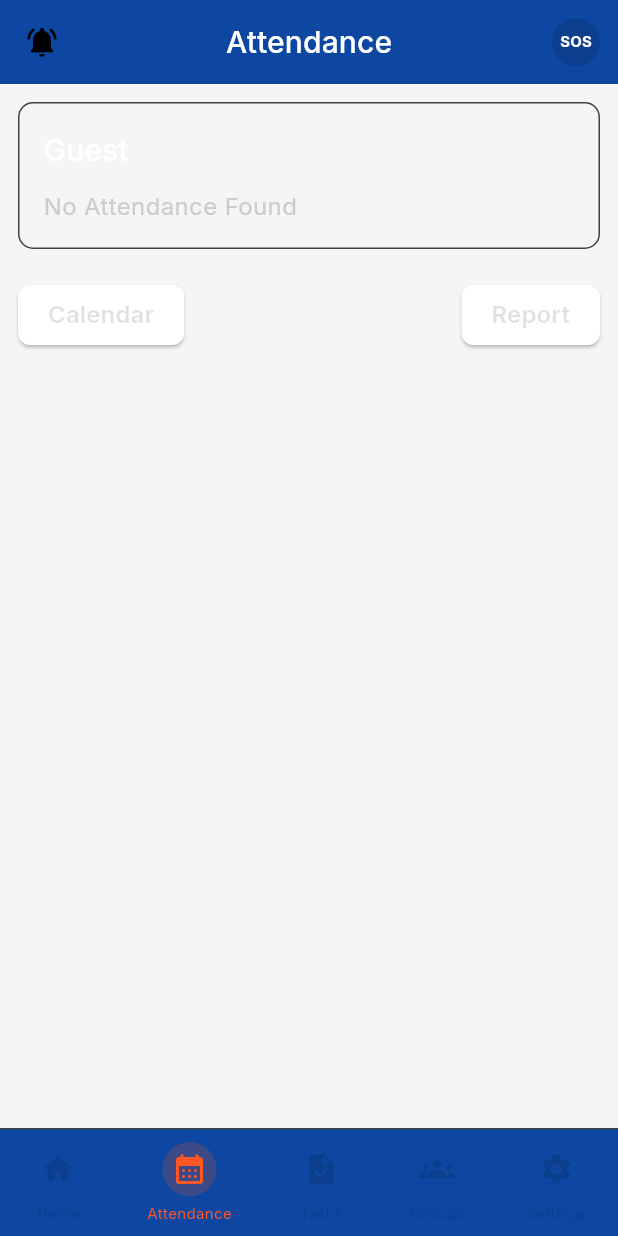
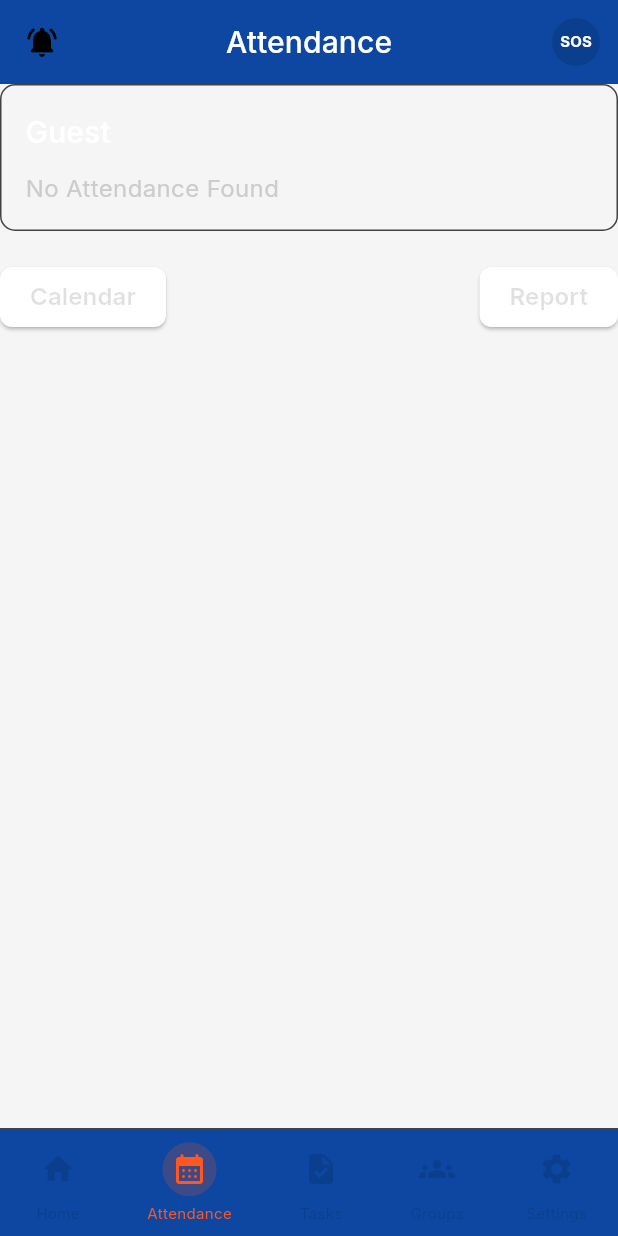
Before and after one commit to CodingXWizards/gailtrack, a Flutter app: the Home screen opened by its route, item 2 of the bottom bar chosen, on a phone screen of 412 x 824 dp. Run offline on Flutter 3.47's test engine with Material 3 defaults, Android fonts, the light colour scheme and no system bars; our stand-ins replace connectivity_plus, firebase_auth, firebase_core, flutter_dotenv, flutter_local_notifications, flutter_secure_storage and 7 more; missing offline and left inert: mapbox_maps_flutter; accounts and stored records are empty; network calls fail.

Commit message:
a lot of fixes

```diff
--- a/lib/screens/calendar/index.dart
+++ b/lib/screens/calendar/index.dart
@@ -37,7 +37,7 @@ class _CalendarState extends State<Calendar> {
       },
       {
         "label": "Check-Out",
-        "value": latestWorking.checkOut.substring(0, 5),
+        "value": latestWorking.checkOut?.substring(0, 5) ?? "---",
       },
       {
         "label": "Working Hours",
--- a/lib/screens/home/index.dart
+++ b/lib/screens/home/index.dart
@@ -25,21 +25,52 @@ class Home extends StatefulWidget {
 class _HomeState extends State<Home> {
   final _storage = const FlutterSecureStorage();
   bool isSignedIn = false;
-  bool isCheckingAuth = true; // Added to track loading state
+  bool isCheckingAuth = true;
 
   int _currentTabIndex = 0;
   final PageController _pageController = PageController();
-  final List<Widget> _tabs = [
-    const HomeTab(),
-    const Attendance(),
-    const Tasks(),
-    const People(),
-    const More()
-  ];
+  final Map<int, Widget> _loadedTabs = {};
+
+  final Map<int, Future<Widget>> _tabs = {
+    0: Future.value(const HomeTab()),
+    1: Future.value(const Attendance()),
+    2: Future.value(const Tasks()),
+    3: Future.value(const People()),
+    4: Future.value(const More()),
+  };
 
   void _onTap(int index) {
-    //* Triggers Page Change and applies animation
+    setState(() {
+      _currentTabIndex = index;
+    });
     _pageController.jumpToPage(index);
+  }
+
+  Future<Widget> _loadTabContent(int index) async {
+    // Simulate sideloading with a delay or actual API call
+    await Future.delayed(const Duration(seconds: 1));
+    return _tabs[index]!;
+  }
+
+  Widget _getTabContent(int index) {
+    if (_loadedTabs.containsKey(index)) {
+      return _loadedTabs[index]!;
+    } else {
+      return FutureBuilder<Widget>(
+        future: _loadTabContent(index),
+        builder: (context, snapshot) {
+          if (snapshot.connectionState == ConnectionState.waiting) {
+            return const Center(child: CircularProgressIndicator());
+          } else if (snapshot.hasError) {
+            return Center(child: Text('Error loading tab: ${snapshot.error}'));
+          } else {
+            final tab = snapshot.data!;
+            _loadedTabs[index] = tab;
+            return tab;
+          }
+        },
+      );
+    }
   }
 
   @override
@@ -54,15 +85,12 @@ class _HomeState extends State<Home> {
 
     WidgetsBinding.instance.addPostFrameCallback((_) async {
       Provider.of<UserProvider>(context, listen: false).loadData();
-
       Provider.of<WorkingProvider>(context, listen: false).loadWorking();
-
       Provider.of<RequestProvider>(context, listen: false).loadRequests();
 
       final taskProvider = Provider.of<TaskProvider>(context, listen: false);
       taskProvider.loadtasks();
 
-      print("ehllo");
       final webSocketService = TaskWebSocketService();
       webSocketService.setTaskProvider(taskProvider);
       webSocketService.connect();
@@ -79,13 +107,12 @@ class _HomeState extends State<Home> {
       if (authenticated) {
         setState(() {
           isSignedIn = true;
-          isCheckingAuth = false; // Stop the loading state
+          isCheckingAuth = false;
         });
         return;
       }
     }
 
-    // If not authenticated or auth fails
     setState(() {
       isCheckingAuth = false;
     });
@@ -99,20 +126,9 @@ class _HomeState extends State<Home> {
 
   @override
   Widget build(BuildContext context) {
-    // Loading indicator while checking authentication
     if (isCheckingAuth) {
-      return const Center(
-        child: CircularProgressIndicator(),
-      );
+      return const Center(child: CircularProgressIndicator());
     }
-
-    // final userProvider = Provider.of<UserProvider>(context);
-
-    // // Handle loading, error, and data-fetching logic inline
-    // if (userProvider.isLoading) {
-    //   return const Center(
-    //       child: CircularProgressIndicator(color: Colors.white));
-    // }
 
     return Scaffold(
       appBar: AppBar(
@@ -124,10 +140,11 @@ class _HomeState extends State<Home> {
                   ? "Attendance"
                   : _currentTabIndex == 2
                       ? "Tasks"
-                        : _currentTabIndex == 31
+                      : _currentTabIndex == 3
                           ? "People"
                           : "More",
-            style: Theme.of(context).textTheme.titleSmall),
+          style: Theme.of(context).textTheme.titleSmall,
+        ),
         leading: const Icon(Icons.notifications_active_rounded),
         actions: [
           InkWell(
@@ -143,26 +160,18 @@ class _HomeState extends State<Home> {
               ),
             ),
           ),
-          const SizedBox(width: 12)
+          const SizedBox(width: 12),
         ],
       ),
-      body: PageView(
+      body: PageView.builder(
         controller: _pageController,
+        itemCount: _tabs.length,
         onPageChanged: (index) {
           setState(() {
             _currentTabIndex = index;
           });
         },
-        children: _tabs
-            .map(
-              (tab) => SingleChildScrollView(
-                child: Padding(
-                  padding: const EdgeInsets.all(12.0),
-                  child: tab,
-                ),
-              ),
-            )
-            .toList(),
+        itemBuilder: (context, index) => _getTabContent(index),
       ),
       bottomNavigationBar: BottomNavigation(
         currentTabIndex: _currentTabIndex,
--- a/lib/screens/home/tabs/attendance/index.dart
+++ b/lib/screens/home/tabs/attendance/index.dart
@@ -21,7 +21,8 @@ class _AttendanceState extends State<Attendance> {
     User user = Provider.of<UserProvider>(context).user;
     List<Working> workingList = Provider.of<WorkingProvider>(context).working;
 
-    return Column(
+    return SingleChildScrollView(
+      child: Column(
         children: [
           BoxContainer(
             width: MediaQuery.of(context).size.width,
@@ -47,17 +48,21 @@ class _AttendanceState extends State<Attendance> {
                           Row(
                             mainAxisAlignment: MainAxisAlignment.spaceBetween,
                             children: [
-                            Text(working.checkIn.substring(0, 5),
-                                style: Theme.of(context).textTheme.titleMedium),
-                            Text(working.checkOut.substring(0, 5),
-                                style: Theme.of(context).textTheme.titleMedium),
+                              Text(
+                                working.checkIn.substring(0, 5),
+                                style: Theme.of(context).textTheme.titleMedium,
+                              ),
+                              Text(
+                                working.checkOut?.substring(0, 5) ?? "---",
+                                style: Theme.of(context).textTheme.titleMedium,
+                              ),
                             ],
                           )
                         ],
                       ),
                     ),
                   ),
-              if (workingList.isEmpty) const Text("No Attendance Found")
+                if (workingList.isEmpty) const Text("No Attendance Found"),
               ],
             ),
           ),
@@ -74,8 +79,9 @@ class _AttendanceState extends State<Attendance> {
                 onTap: () => Navigator.pushNamed(context, '/report'),
               ),
             ],
-        )
+          ),
         ],
+      ),
     );
   }
 }
--- a/lib/state/attendance/service.dart
+++ b/lib/state/attendance/service.dart
@@ -32,6 +32,8 @@ Future<List<Working>> fetchWorking() async {
     final List<Working> workings = workingList
         .map<Working>((working) => Working.fromJson(working))
         .toList();
+
+    print(workings);
     return workings;
   } catch (e) {
     throw Exception(e);
```
Also changed, not shown: lib/controller/network_controller.dart (+53 -82 lines), lib/screens/home/tabs/home/index.dart (+28 -23 lines), lib/state/attendance/model.dart (+42 -8 lines), lib/state/attendance/provider.dart (+62 -0 lines). Lines whose indentation alone changed are shown as unchanged.
